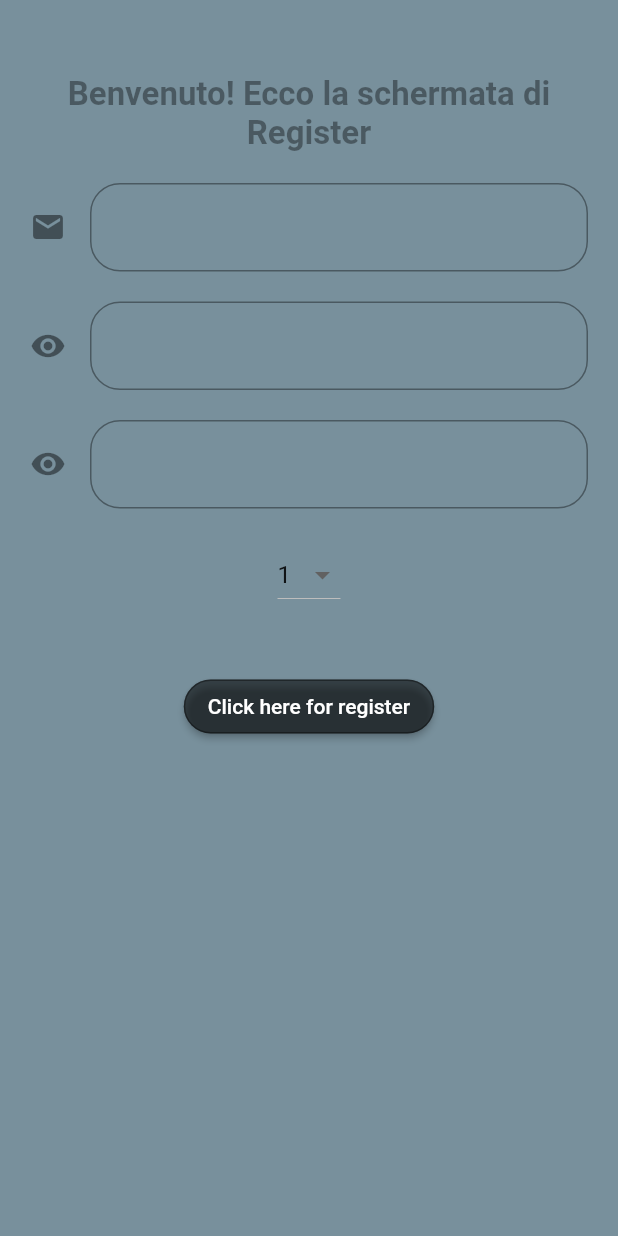
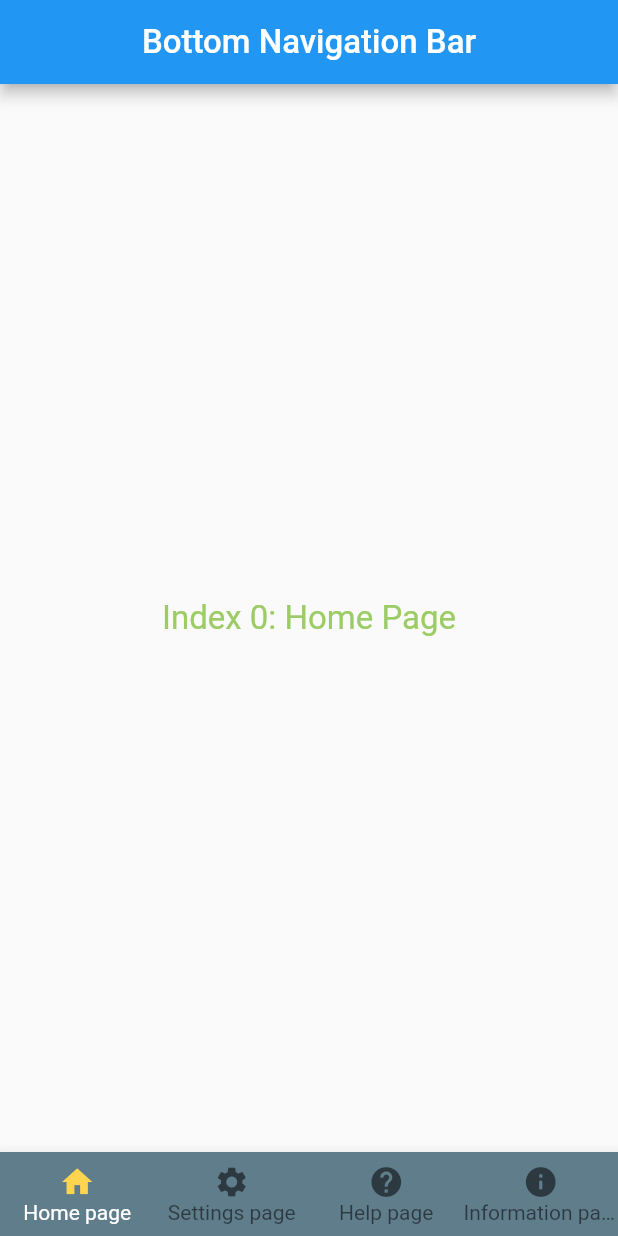
Before and after one commit to AlessandroADG/project_examples, a Flutter app: the screen it shows after launch, on a phone screen of 412 x 824 dp. Run offline on Flutter 3.47's test engine with Material 2 defaults, Android fonts, the phone set to English and light mode, and no system bars.

Commit message:
add the example of flow about bottom navigation bar

```diff
--- /dev/null
+++ b/lib/bottom_navigation_bar_flow/pages/home_page.dart
@@ -0,0 +1,79 @@
+import 'package:flutter/material.dart';
+
+class HomePage extends StatefulWidget {
+  const HomePage({Key? key}) : super(key: key);
+
+  @override
+  State<HomePage> createState() => _HomePageState();
+}
+
+class _HomePageState extends State<HomePage> {
+  late int index;
+  List<Widget> text = [
+    Text(
+      'Index 0: Home Page',
+      style: TextStyle(fontSize: 22, color: Colors.lightGreen[400]),
+    ),
+    Text(
+      'Index 1: Settings Page',
+      style: TextStyle(fontSize: 22, color: Colors.lightGreen[400]),
+    ),
+    Text(
+      'Index 2: Help Page',
+      style: TextStyle(fontSize: 22, color: Colors.lightGreen[400]),
+    ),
+    Text(
+      'Index 3: Information Page',
+      style: TextStyle(fontSize: 22, color: Colors.lightGreen[400]),
+    ),
+  ];
+
+  @override
+  void initState() {
+    super.initState();
+    index = 0;
+  }
+
+  @override
+  Widget build(BuildContext context) {
+    return Scaffold(
+      bottomNavigationBar: BottomNavigationBar(
+        type: BottomNavigationBarType.fixed,
+        backgroundColor: Colors.blueGrey,
+        currentIndex: index,
+        selectedItemColor: Colors.white,
+        unselectedItemColor: Colors.black54,
+        unselectedIconTheme: const IconThemeData(color: Colors.black54),
+        selectedIconTheme: IconThemeData(color: Colors.amber[300]),
+        unselectedFontSize: 14,
+        onTap: _changeIndex,
+        items: const [
+          BottomNavigationBarItem(
+              icon: Icon(
+                Icons.home,
+              ),
+              label: 'Home page'),
+          BottomNavigationBarItem(icon: Icon(Icons.settings), label: 'Settings page'),
+          BottomNavigationBarItem(icon: Icon(Icons.help), label: 'Help page'),
+          BottomNavigationBarItem(icon: Icon(Icons.info_rounded), label: 'Information page')
+        ],
+      ),
+      appBar: AppBar(
+        title: const Text(
+          'Bottom Navigation Bar',
+          style: TextStyle(fontSize: 22),
+        ),
+        centerTitle: true,
+      ),
+      body: Center(
+        child: text.elementAt(index),
+      ),
+    );
+  }
+
+  void _changeIndex(int value) {
+    setState(() {
+      index = value;
+    });
+  }
+}
--- a/lib/main.dart
+++ b/lib/main.dart
@@ -1,6 +1,7 @@
 import 'package:flutter/material.dart';
-import 'package:project_example/registration_flow/pages/registration_page.dart';
+
+import 'bottom_navigation_bar_flow/pages/home_page.dart';
 
 void main() {
-  runApp(const MaterialApp(debugShowCheckedModeBanner: false, home: RegistrationPage()));
+  runApp(const MaterialApp(debugShowCheckedModeBanner: false, home: HomePage()));
 }
```
Also changed, not shown: pubspec.yaml (+3 -24 lines).
